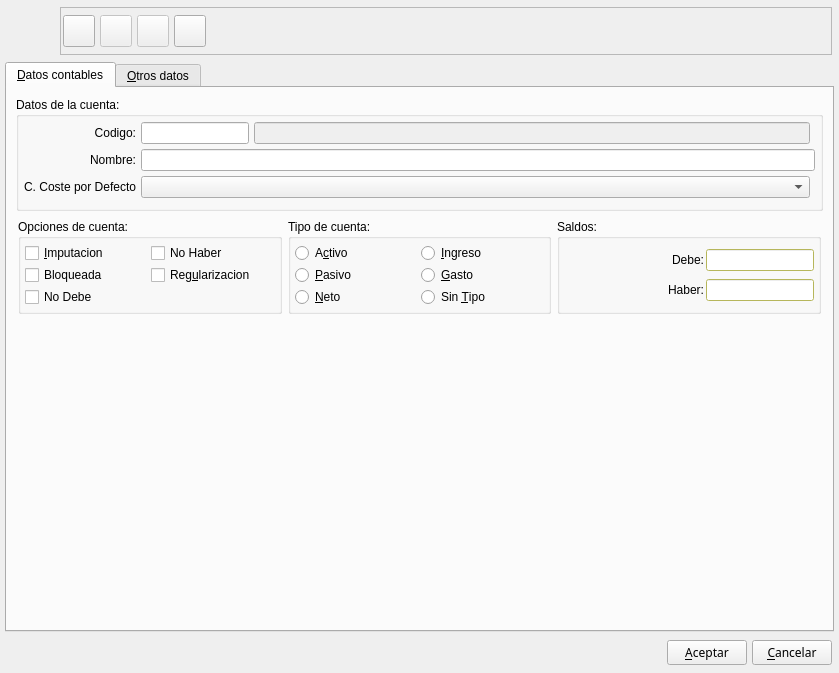
Above: bulmages/bulmacont/plugins/pluginbc_cuenta/bccuentabase.ui from eboladev/Bulmages-1 before the change. Below: the same form after it.
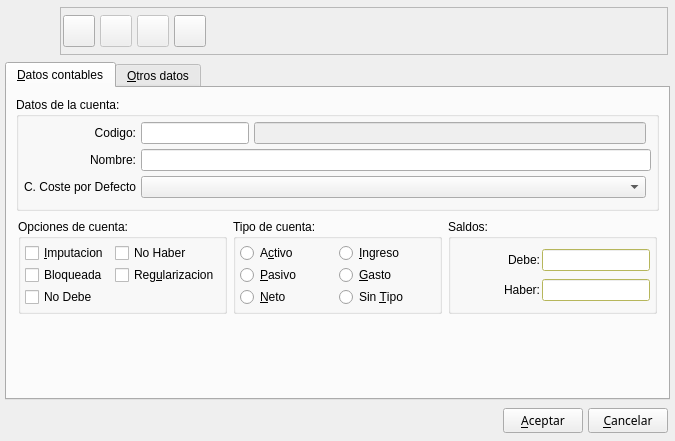
That is the form after the change. Icons and pictures are not drawn. Custom widgets are drawn as their Qt base class.

Commit message:
Cuando hay 2 cuentas con el mismo codigo se puede corregir el problema directamente desde el corrector.
*********************************
*          Todo-Redes           *
*        C/.Begonia, 12         *
*   07010 Palma de Mallorca.    *
*      Tel: +34-971499071       *
*   http://www.todo-redes.com   *
*  comercial(en)todo-redes.com  *
*********************************

```diff
--- a/bulmages/bulmacont/plugins/pluginbc_cuenta/bccuentabase.ui
+++ b/bulmages/bulmacont/plugins/pluginbc_cuenta/bccuentabase.ui
@@ -6,8 +6,8 @@
    <rect>
     <x>0</x>
     <y>0</y>
-    <width>839</width>
-    <height>673</height>
+    <width>675</width>
+    <height>441</height>
    </rect>
   </property>
   <property name="windowTitle">
```
The commit also changes 1 other file.
